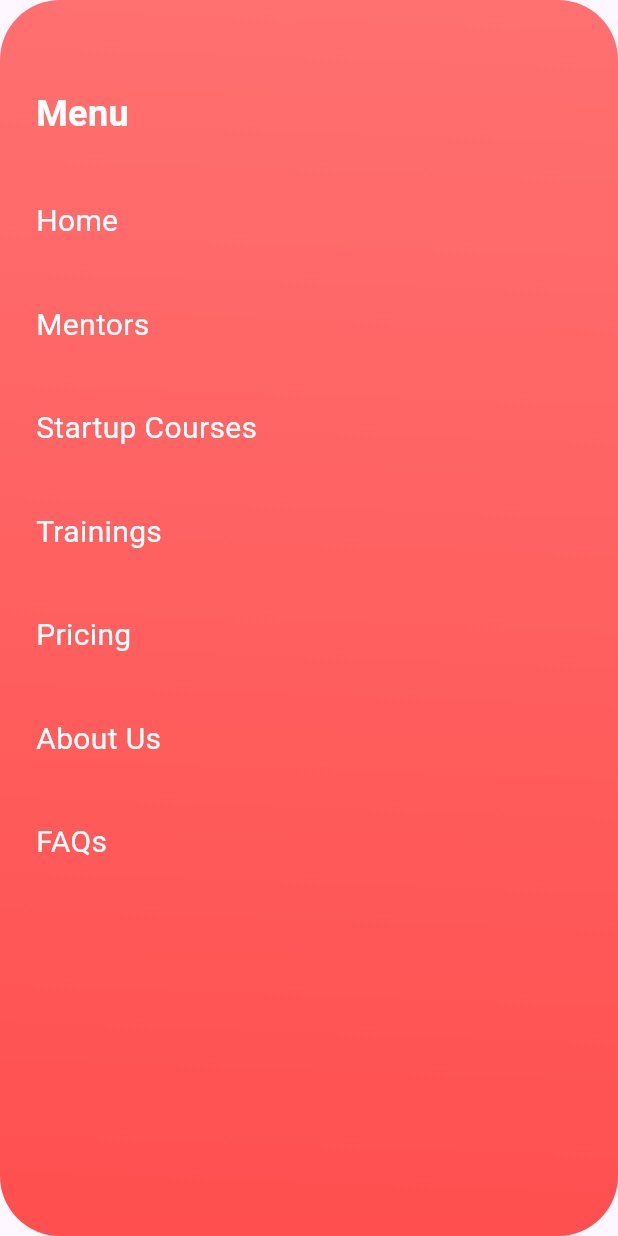
After one commit to NasmiyaNahim/task, a Flutter app: the StartupEducation screen opened directly, on a phone screen of 412 x 824 dp. The commit adds this screen. Run offline on Flutter 3.47's test engine with Material 3 defaults, Android fonts, the phone set to English and light mode, and no system bars; Roboto replaces fonts that are missing (Montserrat).

Commit message:
l commit

```diff
--- a/lib/main.dart
+++ b/lib/main.dart
@@ -3,6 +3,7 @@ import 'package:pdtask/splash_screen.dart';
 import 'package:pdtask/startup.dart';
 import 'package:flutter/material.dart';
 import 'package:pdtask/startup_3.dart';
+import 'package:pdtask/startup_4.dart';
 
 
 void main() {
--- a/lib/startup.dart
+++ b/lib/startup.dart
@@ -160,15 +160,10 @@ class StartUp extends StatelessWidget {
           Positioned(
             left: 30,
             top: 520,
-            child: Container(
-              width: MediaQuery.of(context).size.width - 60,
-              height: 330,
-              child: SingleChildScrollView(
-                scrollDirection: Axis.horizontal,
             child: Row(
+              crossAxisAlignment: CrossAxisAlignment.start,
               children: [
                 Container(
-                      margin: EdgeInsets.only(right: 10),
                   width: 261,
                   height: 330,
                   decoration: ShapeDecoration(
@@ -244,8 +239,13 @@ class StartUp extends StatelessWidget {
                     ],
                   ),
                 ),
+                // Horizontally scrollable container
+                SingleChildScrollView(
+                  scrollDirection: Axis.horizontal,
+                  child: Row(
+                    children: [
                       Container(
-                      margin: EdgeInsets.only(right: 10),
+                        margin: EdgeInsets.only(left: 30),
                         width: 261,
                         height: 330,
                         decoration: ShapeDecoration(
@@ -324,6 +324,7 @@ class StartUp extends StatelessWidget {
                     ],
                   ),
                 ),
+              ],
             ),
           ),
         ],
--- /dev/null
+++ b/lib/startup_4.dart
@@ -0,0 +1,119 @@
+import 'package:flutter/material.dart';
+import 'package:pdtask/education2.dart';
+
+class StartupEducation extends StatelessWidget {
+  const StartupEducation({Key? key}) : super(key: key);
+
+  @override
+  Widget build(BuildContext context) {
+    return Scaffold(
+      body: Container(
+        width: double.infinity,
+        height: double.infinity,
+        decoration: BoxDecoration(
+          gradient: LinearGradient(
+            begin: Alignment(0.07, -1.00),
+            end: Alignment(-0.07, 1),
+            colors: [Color(0xFFFF7070), Color(0xFFFF4F4F)],
+          ),
+          borderRadius: BorderRadius.circular(40),
+        ),
+        child: Stack(
+          children: [
+            Positioned(
+              left: 24,
+              top: 59,
+              child: Container(
+                width: 161,
+                child: Column(
+                  crossAxisAlignment: CrossAxisAlignment.start,
+                  children: [
+                    Text(
+                      'Menu',
+                      style: TextStyle(
+                        color: Colors.white,
+                        fontSize: 24,
+                        fontFamily: 'Montserrat',
+                        fontWeight: FontWeight.w700,
+                      ),
+                    ),
+                    SizedBox(height: 40),
+                    Text(
+                      'Home',
+                      style: TextStyle(
+                        color: Colors.white,
+                        fontSize: 20,
+                        fontFamily: 'Montserrat',
+                        fontWeight: FontWeight.w400,
+                      ),
+                    ),
+                     SizedBox(height: 40),
+                    Text(
+                      'Mentors',
+                      style: TextStyle(
+                        color: Colors.white,
+                        fontSize: 20,
+                        fontFamily: 'Montserrat',
+                        fontWeight: FontWeight.w400,
+                      ),
+                    ),
+                     SizedBox(height: 40),
+                    Text(
+                      'Startup Courses',
+                      style: TextStyle(
+                        color: Colors.white,
+                        fontSize: 20,
+                        fontFamily: 'Montserrat',
+                        fontWeight: FontWeight.w400,
+                      ),
+                    ),
+                     SizedBox(height: 40),
+                    Text(
+                      'Trainings',
+                      style: TextStyle(
+                        color: Colors.white,
+                        fontSize: 20,
+                        fontFamily: 'Montserrat',
+                        fontWeight: FontWeight.w400,
+                      ),
+                    ),
+                     SizedBox(height: 40),
+                    Text(
+                      'Pricing',
+                      style: TextStyle(
+                        color: Colors.white,
+                        fontSize: 20,
+                        fontFamily: 'Montserrat',
+                        fontWeight: FontWeight.w400,
+                      ),
+                    ),
+                     SizedBox(height: 40),
+                    Text(
+                      'About Us',
+                      style: TextStyle(
+                        color: Colors.white,
+                        fontSize: 20,
+                        fontFamily: 'Montserrat',
+                        fontWeight: FontWeight.w400,
+                      ),
+                    ),
+                     SizedBox(height: 40),
+                    Text(
+                      'FAQs',
+                      style: TextStyle(
+                        color: Colors.white,
+                        fontSize: 20,
+                        fontFamily: 'Montserrat',
+                        fontWeight: FontWeight.w400,
+                      ),
+                    ),
+                  ],
+                ),
+              ),
+            ),
+          ],
+        ),
+      ),
+    );
+  }
+}
```
Also changed, not shown: assets/images/Ellipse 3 (1).png (added), assets/images/Ellipse 3 (2).png (added), assets/images/Rectangle 25.png (added), assets/images/avator.png (added), assets/images/feather_sliders.png (added), assets/images/test.png (added). Lines whose indentation alone changed are shown as unchanged.
